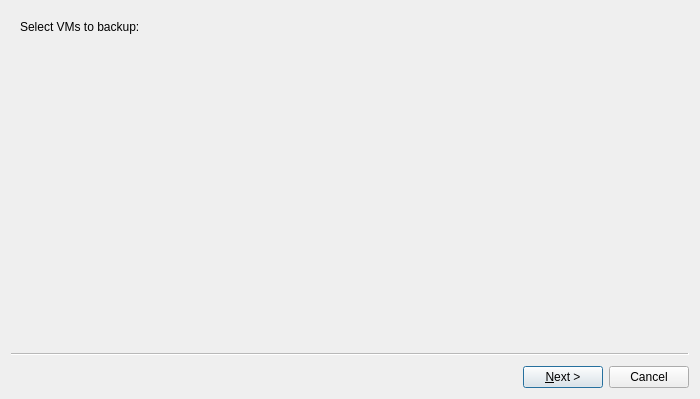
First picture: the form in backupdlg.ui, repository QubesOS/qubes-manager, before the edit.
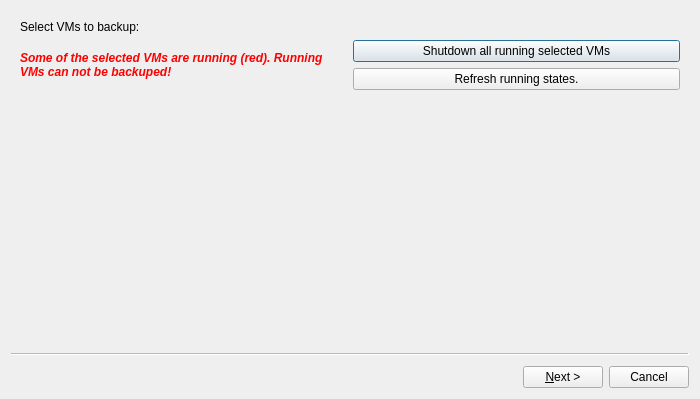
Second picture: the form after the edit. Icons and pictures are not drawn.

Commit message: All VMs available on backup list. One click 'shutdown running'

What changed in the file:
```diff
--- a/backupdlg.ui
+++ b/backupdlg.ui
@@ -22,6 +22,64 @@
   <widget class="QWizardPage" name="select_vms_page">
    <layout class="QVBoxLayout" name="verticalLayout">
     <item>
+     <layout class="QGridLayout" name="gridLayout_2">
+      <item row="1" column="1">
+       <widget class="QPushButton" name="shutdown_running_vms_button">
+        <property name="sizePolicy">
+         <sizepolicy hsizetype="MinimumExpanding" vsizetype="Fixed">
+          <horstretch>0</horstretch>
+          <verstretch>0</verstretch>
+         </sizepolicy>
+        </property>
+        <property name="text">
+         <string>Shutdown all running selected VMs</string>
+        </property>
+        <property name="icon">
+         <iconset resource="resources.qrc">
+          <normaloff>:/shutdownvm.png</normaloff>:/shutdownvm.png</iconset>
+        </property>
+       </widget>
+      </item>
+      <item row="2" column="1">
+       <widget class="QPushButton" name="refresh_button">
+        <property name="sizePolicy">
+         <sizepolicy hsizetype="MinimumExpanding" vsizetype="Fixed">
+          <horstretch>0</horstretch>
+          <verstretch>0</verstretch>
+         </sizepolicy>
+        </property>
+        <property name="text">
+         <string>Refresh running states.</string>
+        </property>
+       </widget>
+      </item>
+      <item row="1" column="0" rowspan="2">
+       <widget class="QLabel" name="running_vms_warning">
+        <property name="sizePolicy">
+         <sizepolicy hsizetype="Expanding" vsizetype="Preferred">
+          <horstretch>0</horstretch>
+          <verstretch>0</verstretch>
+         </sizepolicy>
+        </property>
+        <property name="font">
+         <font>
+          <weight>75</weight>
+          <italic>true</italic>
+          <bold>true</bold>
+         </font>
+        </property>
+        <property name="styleSheet">
+         <string notr="true">color:rgb(255, 0, 0)</string>
+        </property>
+        <property name="text">
+         <string>Some of the selected VMs are running (red). Running VMs can not be backuped!</string>
+        </property>
+        <property name="wordWrap">
+         <bool>true</bool>
+        </property>
+       </widget>
+      </item>
+      <item row="0" column="0">
      <widget class="QLabel" name="label_4">
       <property name="font">
        <font>
@@ -38,6 +96,8 @@
      </widget>
     </item>
    </layout>
+    </item>
+   </layout>
   </widget>
   <widget class="QWizardPage" name="select_dir_page">
    <layout class="QHBoxLayout" name="horizontalLayout">
```
Left out of the diff: 4 changed lines with no effect on the pictures. Lines whose indentation alone changed are shown as unchanged. The commit also changes 2 other files.
